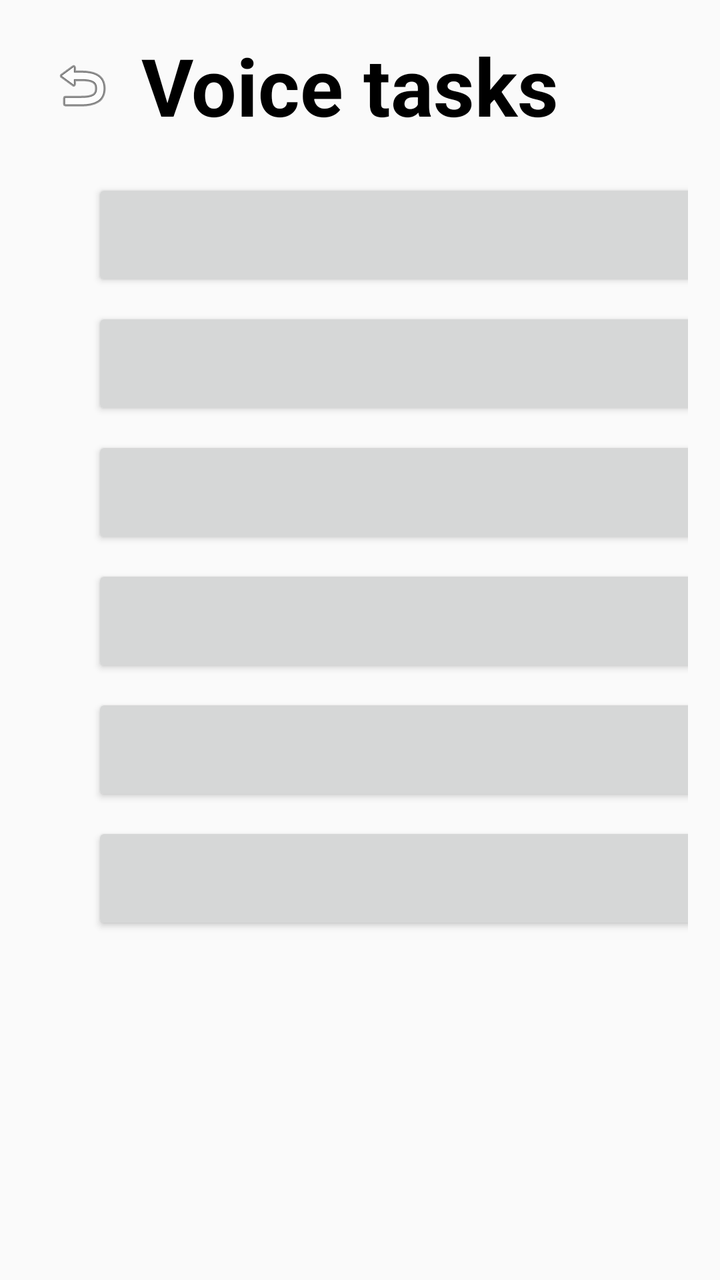
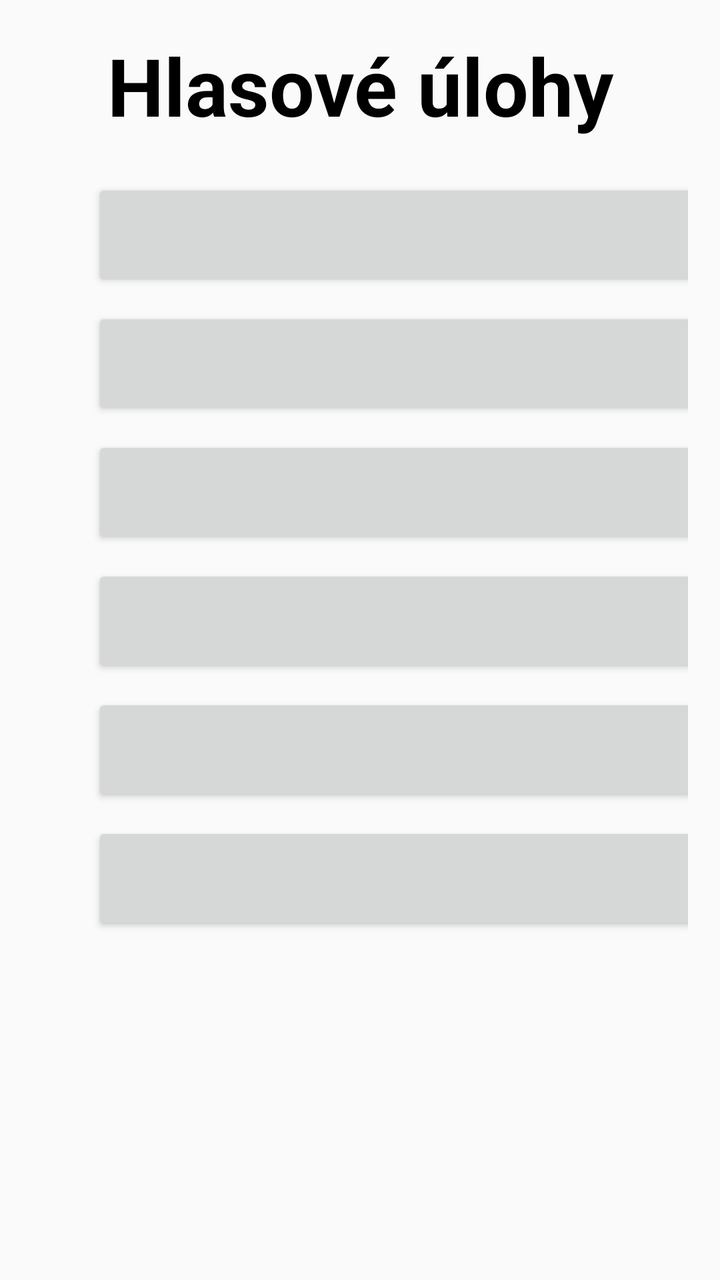

The first picture is an Android layout as it rendered before a commit; the second is the same layout after the commit. The layout source and the unified diff follow.
<!-- AndroidManifest.xml: application theme Theme.DiagnosticApp -->
<!-- res/layout/activity_voice_tasks_list.xml -->
<?xml version="1.0" encoding="utf-8"?>
<ScrollView
    xmlns:android="http://schemas.android.com/apk/res/android"
    android:layout_width="match_parent"
    android:layout_height="match_parent">

    <LinearLayout
        android:layout_width="match_parent"
        android:layout_height="wrap_content"
        android:orientation="vertical"
        android:padding="16dp"
        android:gravity="center_horizontal">

        
        <LinearLayout
            android:layout_width="match_parent"
            android:layout_height="wrap_content"
            android:orientation="horizontal"
            android:gravity="center_vertical"
            android:paddingBottom="16dp">

            <ImageButton
                android:id="@+id/btnBack"
                android:layout_width="50dp"
                android:layout_height="50dp"
                android:background="?attr/selectableItemBackground"
                android:src="@android:drawable/ic_menu_revert"
                android:contentDescription="Back"/>

            <TextView
                android:id="@+id/tvTitle"
                android:layout_width="0dp"
                android:layout_height="wrap_content"
                android:text="Voice tasks"
                android:textSize="40sp"
                android:textStyle="bold"
                android:textColor="@color/black"
                android:gravity="center"
                android:layout_marginLeft="-60dp"
                android:layout_weight="1" />
        </LinearLayout>

        
        <GridLayout
            android:id="@+id/gridLayoutButtons"
            android:layout_width="match_parent"
            android:layout_height="wrap_content"
            android:columnCount="2"
            android:rowCount="6"
            android:alignmentMode="alignMargins"
            android:columnOrderPreserved="false"
            android:useDefaultMargins="true">

            
            <Button
                style="@style/TaskButtonStyle"
                android:id="@+id/btnTask1"
                android:text="Task 1" />

            <Button
                style="@style/TaskButtonStyle"
                android:id="@+id/btnTask2"
                android:text="Task 2" />

            <Button
                style="@style/TaskButtonStyle"
                android:id="@+id/btnTask3"
                android:text="Task 3" />

            <Button
                style="@style/TaskButtonStyle"
                android:id="@+id/btnTask4"
                android:text="Task 4" />

            <Button
                style="@style/TaskButtonStyle"
                android:id="@+id/btnTask5"
                android:text="Task 5" />

            <Button
                style="@style/TaskButtonStyle"
                android:id="@+id/btnTask6"
                android:text="Task 6" />

            <Button
                style="@style/TaskButtonStyle"
                android:id="@+id/btnTask7"
                android:text="Task 7" />

            <Button
                style="@style/TaskButtonStyle"
                android:id="@+id/btnTask8"
                android:text="Task 8" />

            <Button
                style="@style/TaskButtonStyle"
                android:id="@+id/btnTask9"
                android:text="Task 9" />

            <Button
                style="@style/TaskButtonStyle"
                android:id="@+id/btnTask10"
                android:text="Task 10" />

            <Button
                style="@style/TaskButtonStyle"
                android:id="@+id/btnTask11"
                android:text="Task 11" />

        </GridLayout>
    </LinearLayout>
</ScrollView>
<!-- resources referenced by this layout -->
<resources>
  <color name="black">#FF000000</color>
  <style name="TaskButtonStyle">
          <item name="android:layout_columnWeight">1</item>
          <item name="android:textSize">30sp</item>
          <item name="android:padding">8dp</item> 
          <item name="android:layout_marginLeft">30dp</item> 
          <item name="android:layout_marginRight">30dp</item> 
      </style>
  <style name="Theme.DiagnosticApp" parent="Theme.AppCompat.Light.NoActionBar" />
</resources>

<!-- the commit's change to res/layout/activity_voice_tasks_list.xml (unified diff, before → after) -->
@@ -3,6 +3,8 @@
     xmlns:android="http://schemas.android.com/apk/res/android"
     android:layout_width="match_parent"
     android:layout_height="match_parent">
+
+
 
     <LinearLayout
         android:layout_width="match_parent"
@@ -19,26 +21,26 @@
             android:gravity="center_vertical"
             android:paddingBottom="16dp">
 
-            <ImageButton
-                android:id="@+id/btnBack"
-                android:layout_width="50dp"
-                android:layout_height="50dp"
-                android:background="?attr/selectableItemBackground"
-                android:src="@android:drawable/ic_menu_revert"
-                android:contentDescription="Back"/>
+
+
+
+
+
+
+
 
             <TextView
                 android:id="@+id/tvTitle"
                 android:layout_width="0dp"
                 android:layout_height="wrap_content"
-                android:text="Voice tasks"
+                android:text="Hlasové úlohy"
                 android:textSize="40sp"
                 android:textStyle="bold"
                 android:textColor="@color/black"
                 android:gravity="center"
-                android:layout_marginLeft="-60dp"
                 android:layout_weight="1" />
         </LinearLayout>
+
 
         
         <GridLayout
@@ -55,57 +57,57 @@
             <Button
                 style="@style/TaskButtonStyle"
                 android:id="@+id/btnTask1"
-                android:text="Task 1" />
+                android:text="Úloha 1" />
 
             <Button
                 style="@style/TaskButtonStyle"
                 android:id="@+id/btnTask2"
-                android:text="Task 2" />
+                android:text="Úloha 2" />
 
             <Button
                 style="@style/TaskButtonStyle"
                 android:id="@+id/btnTask3"
-                android:text="Task 3" />
+                android:text="Úloha 3" />
 
             <Button
                 style="@style/TaskButtonStyle"
                 android:id="@+id/btnTask4"
-                android:text="Task 4" />
+                android:text="Úloha 4" />
 
             <Button
                 style="@style/TaskButtonStyle"
                 android:id="@+id/btnTask5"
-                android:text="Task 5" />
+                android:text="Úloha 5" />
 
             <Button
                 style="@style/TaskButtonStyle"
                 android:id="@+id/btnTask6"
-                android:text="Task 6" />
+                android:text="Úloha 6" />
 
             <Button
                 style="@style/TaskButtonStyle"
                 android:id="@+id/btnTask7"
-                android:text="Task 7" />
+                android:text="Úloha 7" />
 
             <Button
                 style="@style/TaskButtonStyle"
                 android:id="@+id/btnTask8"
-                android:text="Task 8" />
+                android:text="Úloha 8" />
 
             <Button
                 style="@style/TaskButtonStyle"
                 android:id="@+id/btnTask9"
-                android:text="Task 9" />
+                android:text="Úloha 9" />
 
             <Button
                 style="@style/TaskButtonStyle"
                 android:id="@+id/btnTask10"
-                android:text="Task 10" />
+                android:text="Úloha 10" />
 
             <Button
                 style="@style/TaskButtonStyle"
                 android:id="@+id/btnTask11"
-                android:text="Task 11" />
+                android:text="Úloha 11" />
 
         </GridLayout>
     </LinearLayout>
<!-- resource entries referenced after the edit -->
@@ -8,6 +8,12 @@
           <item name="android:layout_marginLeft">30dp</item> 
           <item name="android:layout_marginRight">30dp</item> 
       </style>
-  <style name="Theme.DiagnosticApp" parent="Theme.AppCompat.Light.NoActionBar" />
+  <style name="Theme.DiagnosticApp" parent="Theme.AppCompat.Light.NoActionBar">
+          <item name="colorPrimary">@color/green</item>
+          
+  
+  
+      </style>
+  <color name="green">#4CAF50</color>
 </resources>
 
